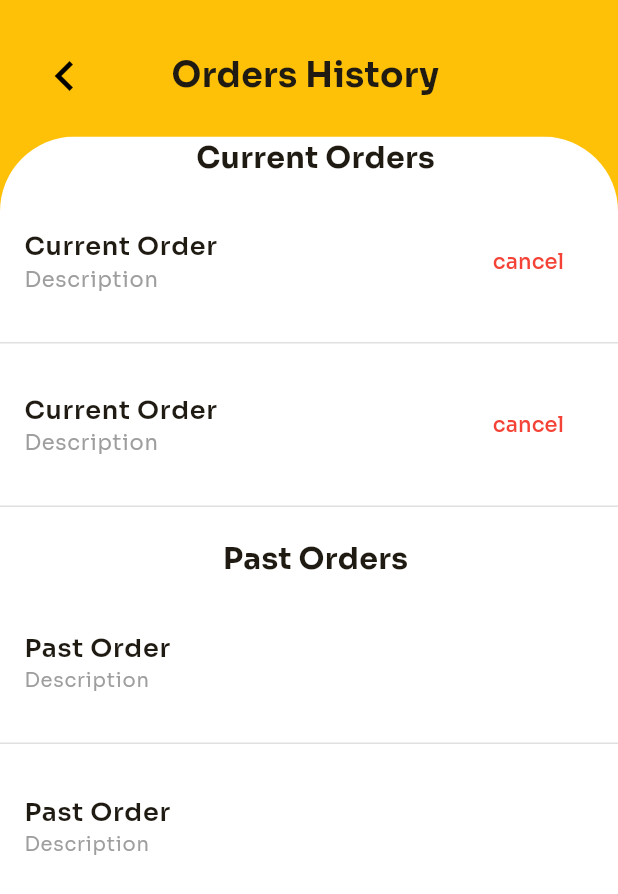
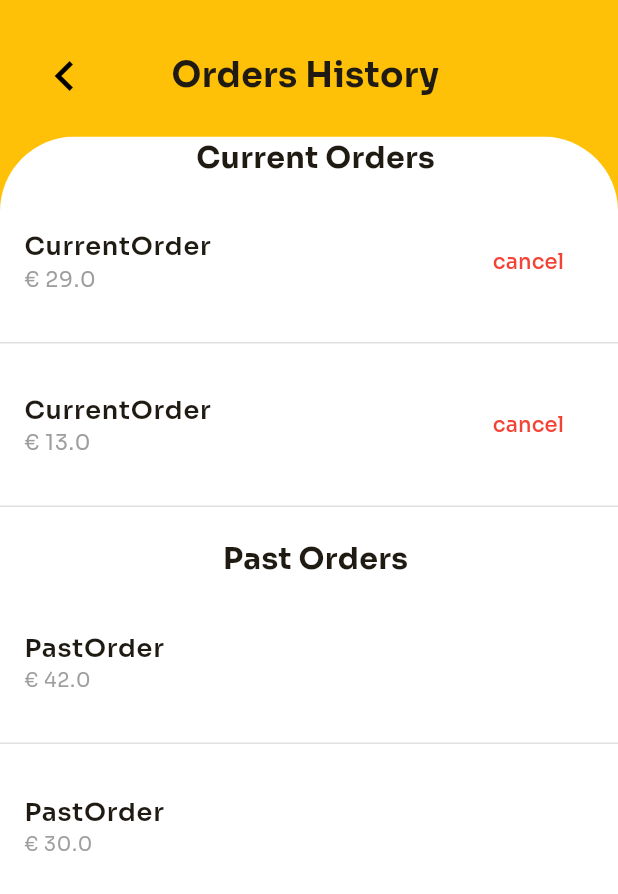
Before and after one commit to Matheo-delaunay/imt-framework-front, a Flutter app: the OrdersHistory screen opened directly, on a phone screen of 412 x 824 dp. Shown: the top 894 px of the screen. Run offline on Flutter 3.47's test engine with Material 2 defaults, Android fonts, the phone set to English and light mode, and no system bars; our stand-ins replace supercharged; missing offline and left inert: sa4_migration_kit.

Commit message:
fix: add price to order tiles widgets

```diff
--- a/lib/views/pages/orders_history.dart
+++ b/lib/views/pages/orders_history.dart
@@ -37,15 +37,15 @@ class _OrdersHistoryState extends State<OrdersHistory> {
                       child: ListView(
                         children: [
                           Text('\t Current Orders', style: TextStyle(fontSize: 20, fontWeight: FontWeight.bold),textAlign: TextAlign.center,),
-                          CurrentOrderTile(currentOrders: ['jknfjfe'],),
+                          CurrentOrderTile(currentOrder: ['Pepperoni', 'Margherita'],price: 29),
                           PageSeparator(),
-                          CurrentOrderTile(currentOrders: ['khukduhzk'],),
+                          CurrentOrderTile(currentOrder: ['khukduhzk'], price: 13),
                           PageSeparator(),
                           SizedBox(height: 20,),
                           Text('\t Past Orders', style: TextStyle(fontSize: 20, fontWeight: FontWeight.bold), textAlign: TextAlign.center,),
-                          PastOrderTile(pastOrders: ['jfdvcldf'],),
+                          PastOrderTile(pastOrders: ['jfdvcldf'],price: 42),
                           PageSeparator(),
-                          PastOrderTile(pastOrders: ['kjcejkj'])
+                          PastOrderTile(pastOrders: ['kjcejkj'], price: 30,)
                         ],
 
 
--- a/lib/views/widgets/order_tile/current_order_tile_widget.dart
+++ b/lib/views/widgets/order_tile/current_order_tile_widget.dart
@@ -6,9 +6,10 @@ class CurrentOrderTile extends StatelessWidget {
 
 
   const CurrentOrderTile({super.key,
-    required this.currentOrders});
+    required this.currentOrder, required this.price});
 
-  final List currentOrders;
+  final List currentOrder;
+  final double price;
 
   @override
   Widget build(BuildContext context) {
@@ -28,8 +29,8 @@ class CurrentOrderTile extends StatelessWidget {
                 child: Column(
                   crossAxisAlignment: CrossAxisAlignment.start,
                   children: [
-                    Text('Current Order ', style: TextStyle(fontSize: 17, fontWeight: FontWeight.w600),),
-                    Text('Description ', style: TextStyle(fontSize: 14, color: Colors.grey),)
+                    Text('CurrentOrder ', style: TextStyle(fontSize: 17, fontWeight: FontWeight.w600),),
+                    Text('€ ${price}', style: TextStyle(fontSize: 14, color: Colors.grey),)
                   ],
                 )
               ),
--- a/lib/views/widgets/order_tile/past_order_tile_widget.dart
+++ b/lib/views/widgets/order_tile/past_order_tile_widget.dart
@@ -6,9 +6,10 @@ class PastOrderTile extends StatelessWidget {
 
 
   const PastOrderTile({super.key,
-    required this.pastOrders});
+    required this.pastOrders, required this.price});
 
   final List pastOrders;
+  final double price;
 
   @override
   Widget build(BuildContext context) {
@@ -28,8 +29,8 @@ class PastOrderTile extends StatelessWidget {
                 child: Column(
                   crossAxisAlignment: CrossAxisAlignment.start,
                   children: [
-                    Text('Past Order ', style: TextStyle(fontSize: 17, fontWeight: FontWeight.w600),),
-                    Text('Description ', style: TextStyle(fontSize: 13, color: Colors.grey),)
+                    Text('PastOrder ', style: TextStyle(fontSize: 17, fontWeight: FontWeight.w600),),
+                    Text('€ ${price} ', style: TextStyle(fontSize: 13, color: Colors.grey),)
                   ],
                 )
             ),
```
